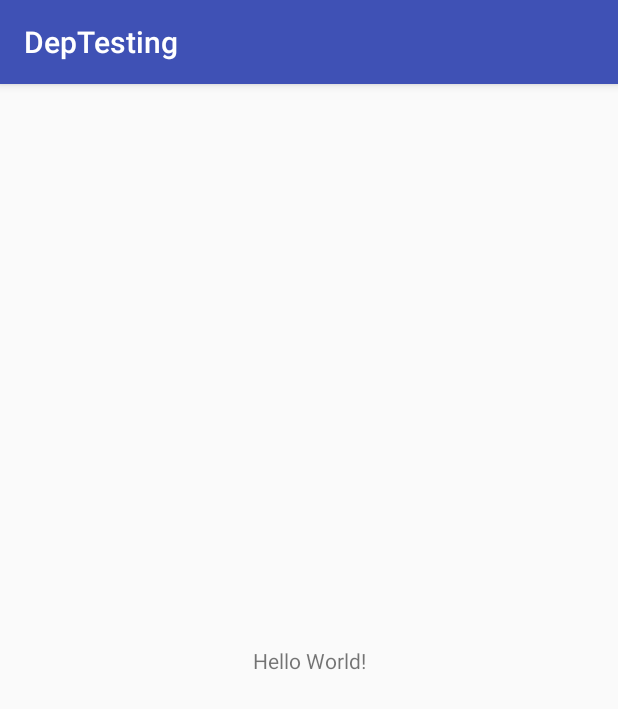
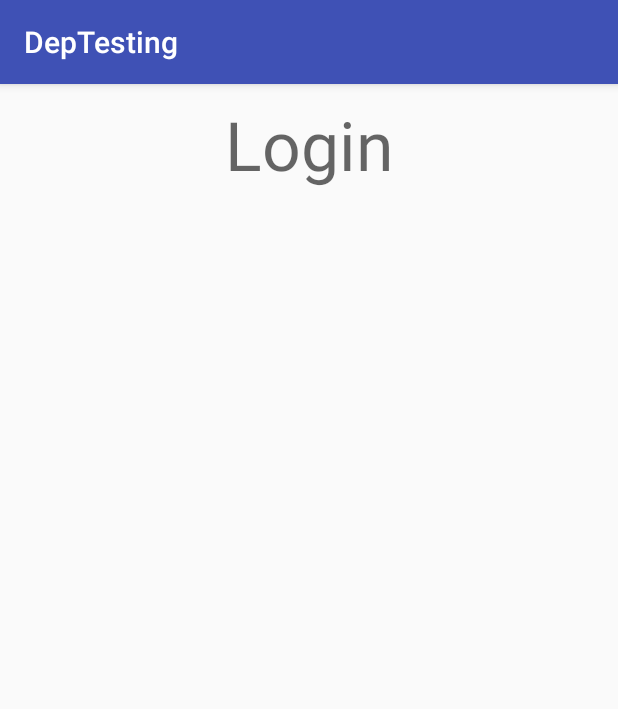
Before and after one commit to roball24/android-dependencies, an Android app: the screen it shows after launch (MainActivity), on a phone screen of 412 x 824 dp. Shown: the top 709 px of the screen. Run offline under Robolectric (Android 15) with nearby library versions, the phone set to English and light mode, and no system bars.

Commit message:
create login fragment

```diff
--- a/app/src/main/java/com/example/robbyallen/deptesting/ui/MainActivity.kt
+++ b/app/src/main/java/com/example/robbyallen/deptesting/ui/MainActivity.kt
@@ -1,13 +1,24 @@
 package com.example.robbyallen.deptesting.ui
 
+import android.app.FragmentTransaction
 import android.support.v7.app.AppCompatActivity
 import android.os.Bundle
 import com.example.robbyallen.deptesting.R
+import com.example.robbyallen.deptesting.ui.login.LoginFragment
 
 class MainActivity : AppCompatActivity() {
+
+    var loginFragment : LoginFragment? = null
 
     override fun onCreate(savedInstanceState: Bundle?) {
         super.onCreate(savedInstanceState)
         setContentView(R.layout.activity_main)
+
+        loginFragment = LoginFragment()
+
+        val fragmentTransaction = fragmentManager.beginTransaction()
+        fragmentTransaction.setTransition(FragmentTransaction.TRANSIT_FRAGMENT_FADE)
+        fragmentTransaction.replace(R.id.main_container, loginFragment)
+        fragmentTransaction.commit()
     }
 }
--- /dev/null
+++ b/app/src/main/java/com/example/robbyallen/deptesting/ui/login/LoginFragment.kt
@@ -0,0 +1,22 @@
+package com.example.robbyallen.deptesting.ui.login
+
+import android.app.Fragment
+import android.content.Context
+import android.os.Bundle
+import android.view.LayoutInflater
+import android.view.View
+import android.view.ViewGroup
+import com.example.robbyallen.deptesting.R
+import kotlinx.android.synthetic.main.fragment_login.*
+
+/**
+ * Created by robbyallen on 5/8/17.
+ */
+
+class LoginFragment : Fragment() {
+
+    override fun onCreateView(inflater: LayoutInflater?, container: ViewGroup?, savedInstanceState: Bundle?): View {
+        super.onCreateView(inflater, container, savedInstanceState)
+        return inflater!!.inflate(R.layout.fragment_login, container, false)
+    }
+}
--- a/app/src/main/res/layout/activity_main.xml
+++ b/app/src/main/res/layout/activity_main.xml
@@ -6,13 +6,9 @@
     android:layout_height="match_parent"
     tools:context="com.example.robbyallen.deptesting.ui.MainActivity">
 
-    <TextView
-        android:layout_width="wrap_content"
-        android:layout_height="wrap_content"
-        android:text="Hello World!"
-        app:layout_constraintBottom_toBottomOf="parent"
-        app:layout_constraintLeft_toLeftOf="parent"
-        app:layout_constraintRight_toRightOf="parent"
-        app:layout_constraintTop_toTopOf="parent" />
+    <FrameLayout
+        android:id="@+id/main_container"
+        android:layout_width="match_parent"
+        android:layout_height="fill_parent" />
 
 </android.support.constraint.ConstraintLayout>
--- /dev/null
+++ b/app/src/main/res/layout/fragment_login.xml
@@ -0,0 +1,15 @@
+<?xml version="1.0" encoding="utf-8"?>
+<LinearLayout xmlns:android="http://schemas.android.com/apk/res/android"
+    android:id="@+id/fragment_login"
+    android:orientation="vertical" android:layout_width="match_parent"
+    android:layout_height="match_parent">
+
+    <TextView
+        android:id="@+id/textView2"
+        android:layout_width="match_parent"
+        android:layout_height="wrap_content"
+        android:layout_marginTop="10dp"
+        android:text="Login"
+        android:textAlignment="center"
+        android:textAppearance="@style/TextAppearance.AppCompat.Display2" />
+</LinearLayout>
```
